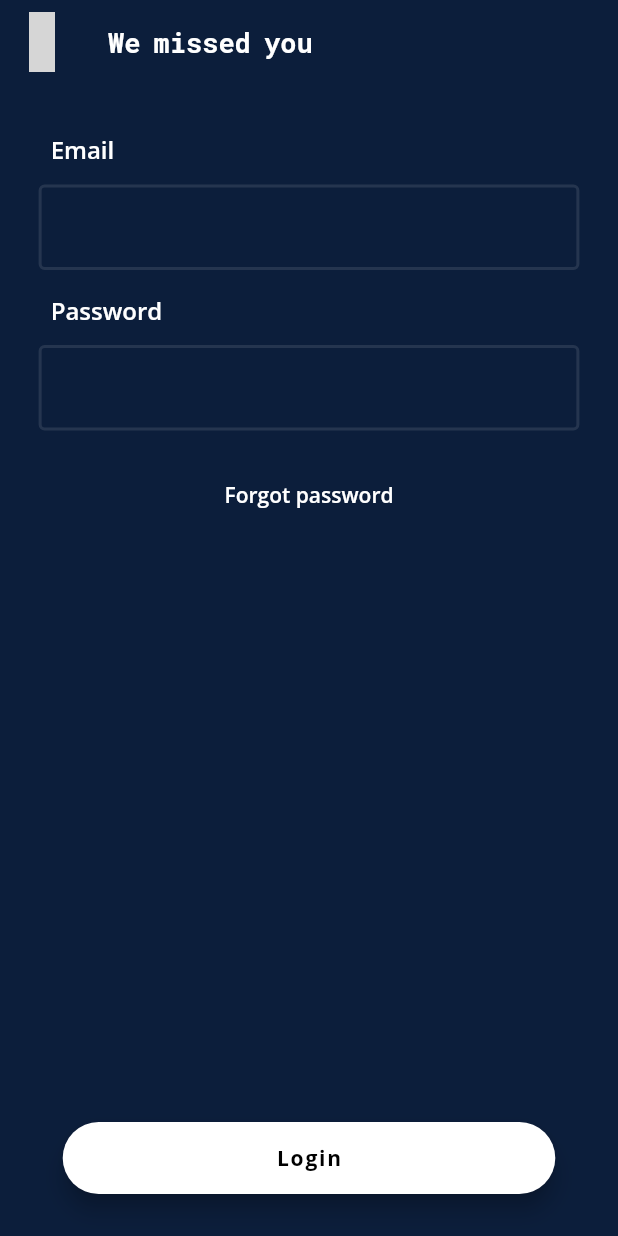
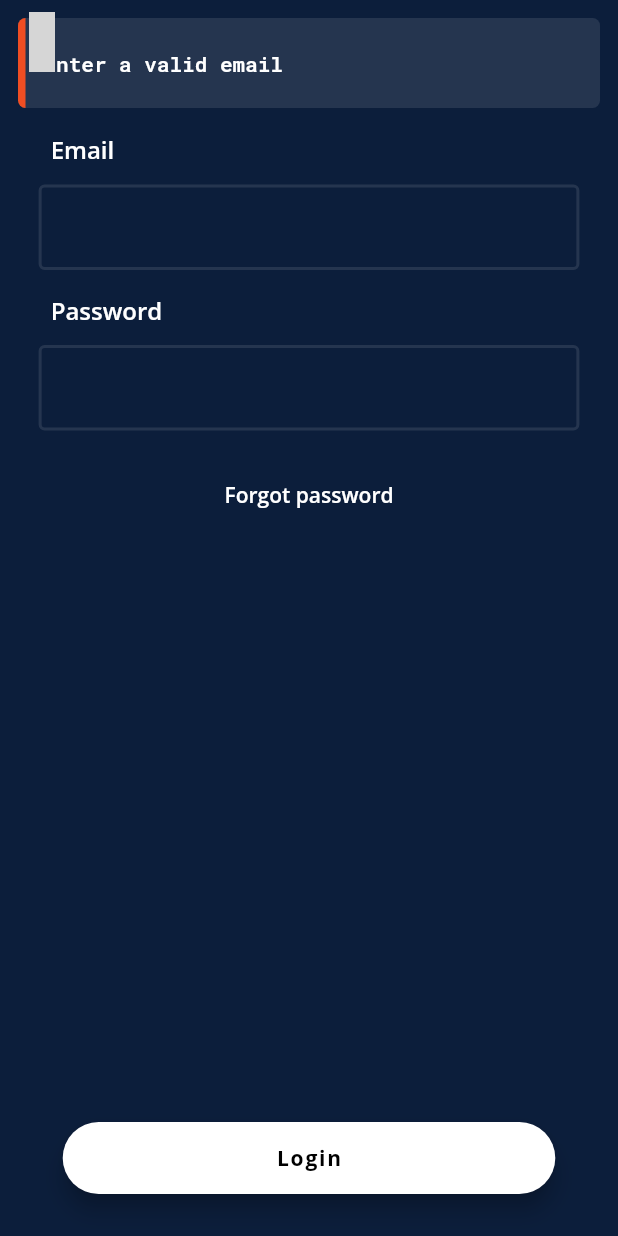
Before and after one commit to FidelHen/meta_app, a Flutter app: the Login screen opened directly, after a tap on "Login", on a phone screen of 412 x 824 dp. Run offline on Flutter 3.47's test engine with Material 2 defaults, Android fonts, the phone set to English and light mode, and no system bars; drawn by our look-alikes of loading_overlay, overlay_support; our stand-ins replace adaptive_dialog, cloud_firestore, email_validator, eva_icons_flutter, faker, firebase_auth and 10 more; missing offline and left inert: easy_web_view, flutter_statusbarcolor, keyboard_visibility; accounts and stored records are empty; network calls fail; statements that could not run were skipped; grey boxes are pictures that could not be loaded.

Commit message:
Ticket #3 / #4 / #5 completed 🐱‍👤

```diff
--- a/lib/screens/intro/forgot_password.dart
+++ b/lib/screens/intro/forgot_password.dart
@@ -1,11 +1,15 @@
+import 'package:email_validator/email_validator.dart';
 import 'package:eva_icons_flutter/eva_icons_flutter.dart';
 import 'package:flutter/material.dart';
 import 'package:keyboard_visibility/keyboard_visibility.dart';
 import 'package:meta_app/components/FAB.dart';
 import 'package:meta_app/components/textFields.dart';
+import 'package:meta_app/components/toast/error_toast.dart';
+import 'package:meta_app/utils/auth.dart';
 import 'package:meta_app/utils/colors.dart';
 import 'package:meta_app/utils/device_size.dart';
 import 'package:meta_app/utils/text_style.dart';
+import 'package:overlay_support/overlay_support.dart';
 
 class ForgotPassword extends StatefulWidget {
   @override
@@ -109,11 +113,31 @@ class _ForgotPasswordState extends State<ForgotPassword> {
                 color: Colors.white,
                 context: context,
                 title: 'Reset',
-                tag: 'reset',
-                onPressed: () {})
+                tag: 'resett',
+                onPressed: () {
+                  resetPassword();
+                })
             : null,
         floatingActionButtonLocation: FloatingActionButtonLocation.centerFloat,
       ),
     );
   }
+
+  //Functions
+  void resetPassword() {
+    //Variables
+    final email = emailController.text.trim();
+
+    //Conditionals
+    if (EmailValidator.validate(email)) {
+      Auth().resetPassword(context: context, email: email);
+    } else {
+      //Wrong email
+      showOverlayNotification((context) {
+        return ErrorToast(
+          title: 'Enter a valid email',
+        );
+      });
+    }
+  }
 }
--- a/lib/screens/intro/landing.dart
+++ b/lib/screens/intro/landing.dart
@@ -39,7 +39,7 @@ class _LandingState extends State<Landing> {
                     .segue(page: Login(), context: context, fullScreen: true);
               },
               child: Text(
-                'Log in',
+                'Login',
                 style: smallButtonTextStyle,
               ),
               shape: RoundedRectangleBorder(
--- a/lib/screens/intro/login.dart
+++ b/lib/screens/intro/login.dart
@@ -1,13 +1,19 @@
 import 'package:eva_icons_flutter/eva_icons_flutter.dart';
 import 'package:flutter/material.dart';
 import 'package:keyboard_visibility/keyboard_visibility.dart';
+import 'package:loading_overlay/loading_overlay.dart';
 import 'package:meta_app/components/FAB.dart';
+import 'package:meta_app/components/loading_progress_indicator.dart';
 import 'package:meta_app/components/textFields.dart';
+import 'package:meta_app/components/toast/error_toast.dart';
 import 'package:meta_app/screens/intro/forgot_password.dart';
+import 'package:meta_app/utils/auth.dart';
 import 'package:meta_app/utils/colors.dart';
 import 'package:meta_app/utils/device_size.dart';
 import 'package:meta_app/utils/navigation.dart';
+import 'package:meta_app/utils/service.dart';
 import 'package:meta_app/utils/text_style.dart';
+import 'package:overlay_support/overlay_support.dart';
 
 class Login extends StatefulWidget {
   @override
@@ -23,6 +29,7 @@ class _LoginState extends State<Login> {
 
   //Variables
   bool keyboardIsHidden;
+  bool isLoading;
 
   @override
   void initState() {
@@ -31,6 +38,9 @@ class _LoginState extends State<Login> {
     passwordController = TextEditingController();
     emailNode = FocusNode();
     passwordNode = FocusNode();
+
+    //Variables
+    isLoading = false;
 
     //Keyboard
     keyboardIsHidden = true;
@@ -56,7 +66,10 @@ class _LoginState extends State<Login> {
 
   @override
   Widget build(BuildContext context) {
-    return GestureDetector(
+    return LoadingOverlay(
+      isLoading: isLoading,
+      progressIndicator: LoadingProgressIndicator(),
+      child: GestureDetector(
         onTap: () {
           FocusScope.of(context).unfocus();
         },
@@ -152,10 +165,56 @@ class _LoginState extends State<Login> {
                   context: context,
                   title: 'Login',
                   tag: 'reset',
-                onPressed: () {})
+                  onPressed: () {
+                    login();
+                  })
               : null,
-        floatingActionButtonLocation: FloatingActionButtonLocation.centerFloat,
+          floatingActionButtonLocation:
+              FloatingActionButtonLocation.centerFloat,
+        ),
       ),
     );
   }
+
+  //Functions
+  void login() {
+    //Variables
+    String email = emailController.text ?? '';
+    String password = passwordController.text ?? '';
+    //Conditionals
+    if (Service().emailValidator(email: email)) {
+      if (Service().passwordValidator(password: password)) {
+        //Success
+        setState(() {
+          isLoading = true;
+        });
+
+        Auth().login(
+            email: emailController.text,
+            password: password,
+            context: context,
+            stopLoading: stopLoading);
+      } else {
+        //Wrong password
+        showOverlayNotification((context) {
+          return ErrorToast(
+            title: 'Enter a valid password',
+          );
+        });
       }
+    } else {
+      //Wrong email
+      showOverlayNotification((context) {
+        return ErrorToast(
+          title: 'Enter a valid email',
+        );
+      });
+    }
+  }
+
+  void stopLoading() {
+    setState(() {
+      isLoading = false;
+    });
+  }
+}
--- a/lib/screens/intro/onboarding/creating_account.dart
+++ b/lib/screens/intro/onboarding/creating_account.dart
@@ -189,7 +189,7 @@ class _CreatingAccountState extends State<CreatingAccount> {
           merge: true);
     });
 
-    batch.commit().whenComplete(() async {
+    batch.commit().then((_) async {
       await Future.delayed(Duration(seconds: 3));
       setState(() {
         step = 3;
--- a/pubspec.yaml
+++ b/pubspec.yaml
@@ -32,6 +32,7 @@ dependencies:
   like_button: ^1.0.1
   hive: ^1.4.2
   email_validator: ^1.0.5
+  adaptive_dialog: ^0.7.5+3
   #firebase
   firebase_storage: ^3.1.6
   firebase_core: ^0.4.5
```
Also changed, not shown: lib/components/loading_progress_indicator.dart (added, +14 -0 lines), lib/main.dart (+16 -1 lines), lib/screens/intro/sign_up.dart (+2 -7 lines), lib/screens/settings/settings.dart (+2 -5 lines), lib/utils/auth.dart (+81 -2 lines), pubspec.lock. Lines whose indentation alone changed are shown as unchanged.
